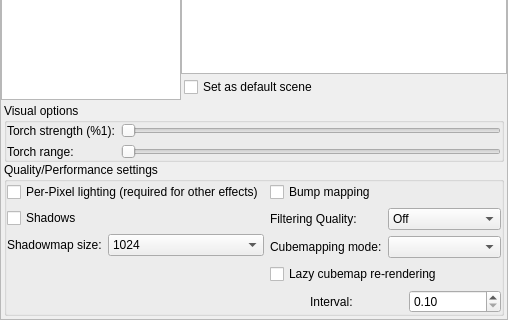
Old version of the form plugins/Scenery3d/src/gui/scenery3dDialog.ui in the repository 519984307/stellarium_src; both pictures show x 0 to 508 and y 148 to 468 of the 508 by 468 pixel window.
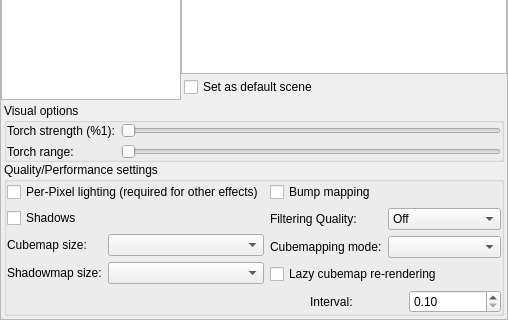
New version of the form. Custom widgets are drawn as their Qt base class.

Commit message: Add working cubemap/shadowmap size options to GUI, up to 4096x4096 (which is of course VERY demanding on memory) Cubemapping objects are now also deleted when they are not needed (perspective proj.) to save GPU memory

```diff
--- a/plugins/Scenery3d/src/gui/scenery3dDialog.ui
+++ b/plugins/Scenery3d/src/gui/scenery3dDialog.ui
@@ -481,7 +481,7 @@
                     </property>
                    </widget>
                   </item>
-                  <item row="2" column="0">
+                  <item row="3" column="0">
                    <widget class="QLabel" name="label">
                     <property name="text">
                      <string>Shadowmap size:</string>
@@ -491,33 +491,23 @@
                     </property>
                    </widget>
                   </item>
-                  <item row="2" column="1">
+                  <item row="3" column="1">
                    <widget class="QComboBox" name="comboBoxShadowmapSize">
                     <property name="currentIndex">
-                     <number>2</number>
+                     <number>-1</number>
                     </property>
-                    <item>
-                     <property name="text">
-                      <string>256</string>
-                     </property>
-                    </item>
-                    <item>
-                     <property name="text">
-                      <string>512</string>
-                     </property>
-                    </item>
-                    <item>
-                     <property name="text">
-                      <string>1024</string>
-                     </property>
-                    </item>
-                    <item>
-                     <property name="text">
-                      <string>2048</string>
-                     </property>
-                    </item>
                    </widget>
                   </item>
+                  <item row="2" column="0">
+                   <widget class="QLabel" name="label_5">
+                    <property name="text">
+                     <string>Cubemap size:</string>
+                    </property>
+                   </widget>
+                  </item>
+                  <item row="2" column="1">
+                   <widget class="QComboBox" name="comboBoxCubemapSize"/>
+                  </item>
                  </layout>
                 </item>
                 <item>
```
Left out of the diff: 2 changed lines with no effect on the pictures. The commit also changes 6 other files.
